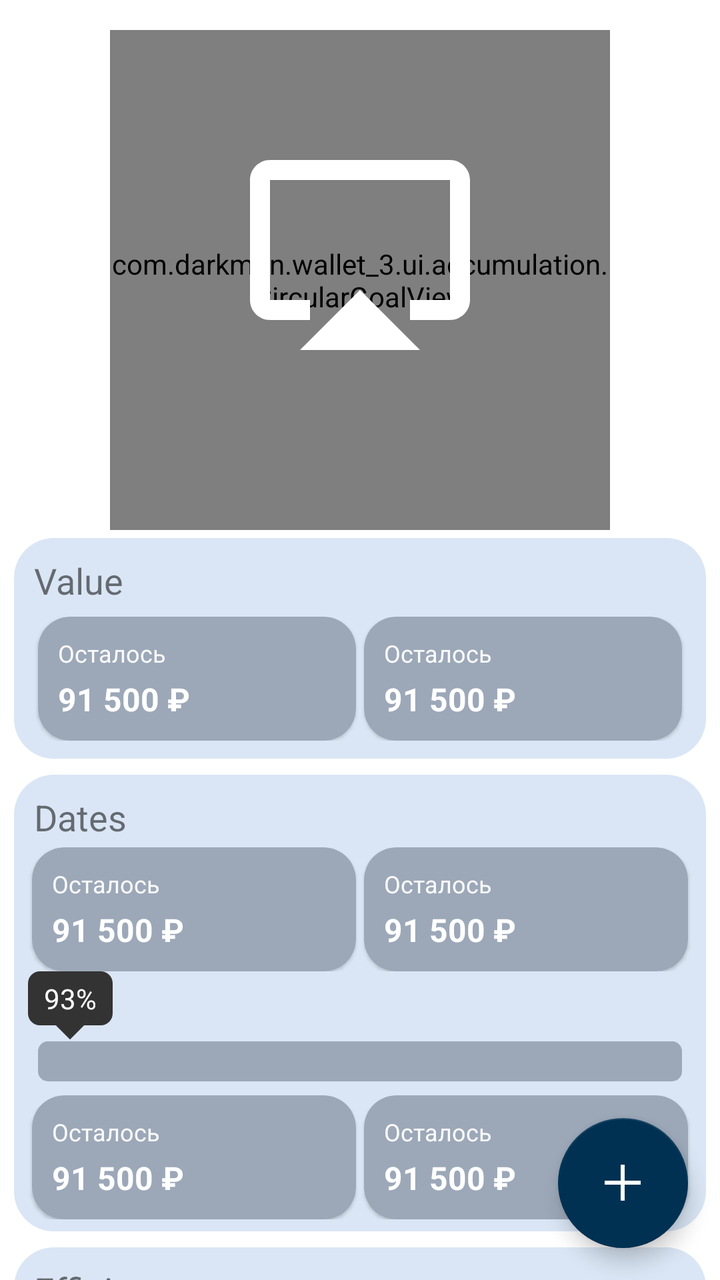
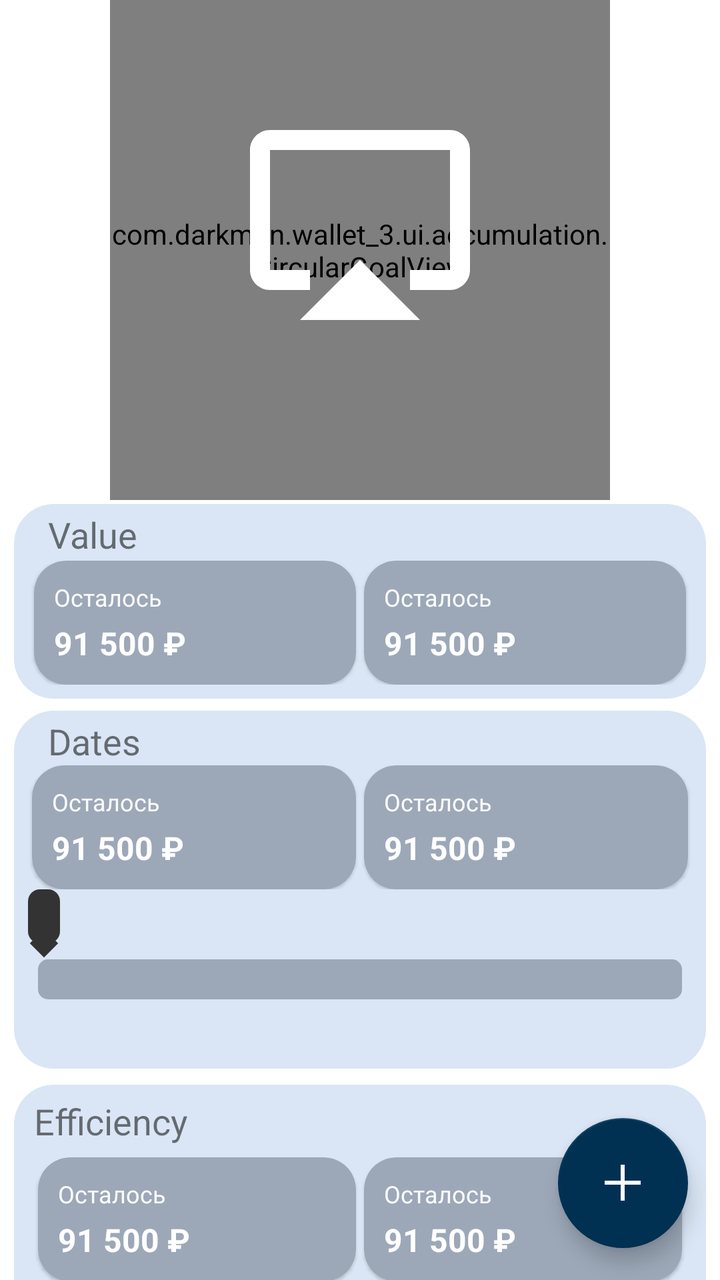

Two renders of the same Android screen: before a commit and after it. Below are the layout's source before the change and the commit's diff.
<!-- AndroidManifest.xml: activity theme Theme.blue -->
<!-- res/layout/fragment_goal.xml -->
<?xml version="1.0" encoding="utf-8"?>
<androidx.constraintlayout.widget.ConstraintLayout xmlns:android="http://schemas.android.com/apk/res/android"
    xmlns:app="http://schemas.android.com/apk/res-auto"
    xmlns:tools="http://schemas.android.com/tools"
    android:id="@+id/main"
    android:layout_width="match_parent"
    android:layout_height="match_parent"
    android:fitsSystemWindows="true"
    android:background="?android:attr/colorBackground"
    tools:context=".ui.accumulation.GoalFragment">

    <androidx.core.widget.NestedScrollView
        android:layout_width="match_parent"
        android:layout_height="0dp"
        android:fillViewport="true"
        app:layout_constraintTop_toBottomOf="@id/toolbar"
        app:layout_constraintBottom_toBottomOf="parent"
        app:layout_constraintStart_toStartOf="parent"
        app:layout_constraintEnd_toEndOf="parent">

        <LinearLayout
            android:layout_width="match_parent"
            android:layout_height="wrap_content"
            android:orientation="vertical"
            android:paddingBottom="100dp">
            <FrameLayout
            android:layout_width="250dp"
            android:layout_height="250dp"
            android:layout_gravity="center"
            android:layout_marginTop="15dp">

            <com.darkman.wallet_3.ui.accumulation.CircularGoalView
                android:id="@+id/circularGoalProgress"
                android:layout_width="match_parent"
                android:layout_height="match_parent" />

            <ImageView
                android:id="@+id/goalDetailIcon"
                android:layout_width="match_parent"
                android:layout_height="match_parent"
                android:layout_margin="25dp"
                android:paddingHorizontal="40dp"
                android:paddingTop="10dp"
                android:paddingBottom="40dp"
                android:src="@drawable/ic_laptop"
                android:importantForAccessibility="no" />
        </FrameLayout>
            <LinearLayout
                android:layout_width="match_parent"
                android:layout_height="wrap_content"
                android:layout_marginHorizontal="7dp"
                android:layout_marginVertical="4dp"
                android:background="@drawable/container_style"
                android:orientation="vertical">
                <TextView
                    android:layout_width="wrap_content"
                    android:layout_height="wrap_content"
                    android:textSize="18sp"
                    android:text="@string/value"
                    android:layout_margin="3dp"/>
                <LinearLayout
                    android:layout_width="match_parent"
                    android:layout_height="wrap_content"
                    android:orientation="horizontal"

                    android:layout_margin="3dp">
                    <include android:id="@+id/statScore" android:layout_marginHorizontal="2dp" android:layout_height="match_parent" android:layout_width="0dp" layout="@layout/item_stat_card"
                        android:layout_weight="1" />
                    <include android:id="@+id/statRemains" android:layout_marginHorizontal="2dp" android:layout_height="match_parent" android:layout_width="0dp" layout="@layout/item_stat_card"
                        android:layout_weight="1" />
                </LinearLayout>
            </LinearLayout>
            <LinearLayout
                android:layout_width="match_parent"
                android:layout_height="wrap_content"
                android:layout_marginHorizontal="7dp"
                android:layout_marginVertical="4dp"
                android:background="@drawable/container_style"
                android:orientation="vertical">
                <TextView
                    android:layout_width="wrap_content"
                    android:layout_height="wrap_content"
                    android:textSize="18sp"
                    android:text="@string/dates"
                    android:layout_margin="3dp"/>
                <LinearLayout
                    android:layout_width="match_parent"
                    android:layout_height="wrap_content"
                    android:orientation="horizontal">
                    <include android:id="@+id/statLeftDays" android:layout_marginHorizontal="2dp" android:layout_height="match_parent" android:layout_width="0dp" layout="@layout/item_stat_card"
                        android:layout_weight="1" />
                    <include android:id="@+id/statPassedDays" android:layout_marginHorizontal="2dp" android:layout_height="match_parent" android:layout_width="0dp" layout="@layout/item_stat_card"
                        android:layout_weight="1" />
                </LinearLayout>

                <FrameLayout
                    android:layout_width="match_parent"
                    android:layout_height="wrap_content"
                    android:clipChildren="false"
                    android:clipToPadding="false"
                    android:paddingTop="30dp"> <ProgressBar
                    android:id="@+id/determinateBar"
                    style="@android:style/Widget.ProgressBar.Horizontal"
                    android:layout_width="match_parent"
                    android:layout_height="wrap_content"
                    android:layout_marginHorizontal="5dp"
                    android:layout_marginTop="5dp"
                    android:max="100"
                    android:progressDrawable="@drawable/horizontal_progressbar" />

                    <TextView
                        android:id="@+id/tvProgressLabel"
                        android:layout_width="wrap_content"
                        android:layout_height="wrap_content"
                        android:background="@drawable/bg_tooltip"
                        android:paddingHorizontal="8dp"
                        android:paddingTop="4dp"
                        android:paddingBottom="9dp"
                        android:text="93%"
                        android:textColor="#FFFFFF"
                        android:textSize="14sp"
                        android:translationY="-30dp" />
                </FrameLayout>
                <LinearLayout
                    android:layout_width="match_parent"
                    android:layout_height="wrap_content"
                    android:orientation="horizontal">

                    <include android:id="@+id/statStart" android:layout_marginHorizontal="2dp" android:layout_height="match_parent" android:layout_width="0dp" layout="@layout/item_stat_card"
                        android:layout_weight="1" />
                    <include android:id="@+id/statEnd" android:layout_marginHorizontal="2dp" android:layout_height="match_parent" android:layout_width="0dp" layout="@layout/item_stat_card"
                        android:layout_weight="1" />

                </LinearLayout>
            </LinearLayout>
            <LinearLayout
                android:layout_width="match_parent"
                android:layout_height="wrap_content"
                android:layout_marginHorizontal="7dp"
                android:layout_marginVertical="4dp"
                android:background="@drawable/container_style"
                android:orientation="vertical">
                <TextView
                    android:layout_width="wrap_content"
                    android:layout_height="wrap_content"
                    android:textSize="18sp"
                    android:text="@string/efficiency"
                    android:layout_margin="3dp"/>
                <LinearLayout
                    android:layout_width="match_parent"
                    android:layout_height="wrap_content"
                    android:orientation="horizontal"
                    android:layout_margin="3dp">
                    <include android:id="@+id/statDaily" android:layout_marginHorizontal="2dp" android:layout_height="match_parent" android:layout_width="0dp" layout="@layout/item_stat_card"
                        android:layout_weight="1" />
                    <include android:id="@+id/statPercent" android:layout_marginHorizontal="2dp" android:layout_height="match_parent" android:layout_width="0dp" layout="@layout/item_stat_card"
                        android:layout_weight="1" />
                </LinearLayout>
                <include android:id="@+id/statState"
                    android:layout_marginHorizontal="2dp"
                    android:layout_height="match_parent"
                    android:layout_width="match_parent"
                    layout="@layout/item_stat_card" />
            </LinearLayout>
            <LinearLayout
                android:layout_width="match_parent"
                android:layout_height="wrap_content"
                android:orientation="vertical"
                android:layout_marginHorizontal="10dp"
                android:layout_marginVertical="7dp"
                android:animateLayoutChanges="true"
                android:background="@drawable/container_style"
                android:padding="8dp">
                <LinearLayout
                    android:layout_width="match_parent"
                    android:layout_height="wrap_content"
                    android:orientation="horizontal">
                    <TextView
                        android:layout_width="wrap_content"
                        android:layout_height="wrap_content"
                        android:text="History"
                        android:textStyle="bold"
                        android:layout_marginStart="8dp"/>
                    <Button
                        android:id="@+id/btn_show_more"
                        style="@style/Widget.MaterialComponents.Button.TextButton"
                        android:layout_width="match_parent"
                        android:layout_height="wrap_content"
                        android:text="Show more"
                        android:textAllCaps="false"
                        android:textColor="?attr/colorPrimary" />
                </LinearLayout>




                <androidx.recyclerview.widget.RecyclerView
                    android:id="@+id/history_list"
                    android:layout_width="match_parent"
                    android:layout_height="wrap_content"
                    android:nestedScrollingEnabled="false" />



            </LinearLayout>

        </LinearLayout>
    </androidx.core.widget.NestedScrollView>

    <com.google.android.material.floatingactionbutton.FloatingActionButton
        android:id="@+id/fab"
        android:layout_width="wrap_content"
        android:layout_height="wrap_content"
        android:layout_marginEnd="16dp"
        android:layout_marginBottom="16dp"
        android:src="@drawable/ic_add"
        app:backgroundTint="?colorPrimary"
        app:tint="@color/white"
        app:fabCustomSize="65dp"
        app:layout_constraintBottom_toBottomOf="parent"
        app:layout_constraintEnd_toEndOf="parent"
        android:contentDescription="Add transaction" />

</androidx.constraintlayout.widget.ConstraintLayout>
<!-- res/layout/item_stat_card.xml (included above) -->
<?xml version="1.0" encoding="utf-8"?>
<com.google.android.material.card.MaterialCardView xmlns:android="http://schemas.android.com/apk/res/android"
    xmlns:app="http://schemas.android.com/apk/res-auto"
    android:layout_width="match_parent"
    android:layout_height="wrap_content"
    android:layout_margin="4dp"
    app:cardCornerRadius="16dp"
    app:cardBackgroundColor="?attr/progressBarBackgroundColor">
    <LinearLayout
        android:layout_width="match_parent"
        android:layout_height="wrap_content"
        android:orientation="vertical"
        android:padding="10dp">
        <TextView
            android:id="@+id/label"
            android:layout_width="wrap_content"
            android:layout_height="wrap_content"
            android:text="Осталось"
            android:textColor="#FAFAFA"
            android:textSize="12sp" />
        <TextView
            android:id="@+id/value"
            android:layout_width="wrap_content"
            android:layout_height="wrap_content"
            android:text="91 500 ₽"
            android:textColor="@color/white"
            android:textSize="16sp"
            android:textStyle="bold"
            android:layout_marginTop="4dp" />
    </LinearLayout>
</com.google.android.material.card.MaterialCardView>
<!-- resources referenced by this layout -->
<resources>
  <color name="white">#FFFFFFFF</color>
  <!-- drawable bg_tooltip (drawable) -->
  <layer-list xmlns:android="http://schemas.android.com/apk/res/android">
      <item
          android:width="10dp"
          android:height="10dp"
          android:gravity="bottom|center_horizontal">
          <rotate
              android:fromDegrees="45"
              android:toDegrees="45"
              android:pivotX="50%"
              android:pivotY="50%">
              <shape android:shape="rectangle">
                  <solid android:color="#333333" />
              </shape>
          </rotate>
      </item>
  
      <item android:bottom="5dp"> <shape android:shape="rectangle">
          <solid android:color="#333333" />
          <corners android:radius="6dp" />
      </shape>
      </item>
  </layer-list>
  <!-- drawable container_style (drawable) -->
  <?xml version="1.0" encoding="utf-8"?>
  <shape xmlns:android="http://schemas.android.com/apk/res/android">
      <solid android:color="?attr/containerBackgroundColor" />
      <corners android:radius="20dp" />
      <padding
          android:left="7dp"
          android:top="6dp"
          android:right="7dp"
          android:bottom="6dp" />
  </shape>
  <!-- drawable horizontal_progressbar (drawable) -->
  <?xml version="1.0" encoding="utf-8"?>
  <layer-list xmlns:android="http://schemas.android.com/apk/res/android">
      <item android:id="@android:id/background">
          <shape android:shape="rectangle">
              <solid android:color="?attr/progressBarBackgroundColor" />
              <corners android:radius="5dp"/>
          </shape>
      </item>
      <item android:id="@android:id/progress">
          <clip>
              <shape android:shape="rectangle">
                  <solid android:color="?colorPrimary"/>
                  <corners android:radius="5dp"/>
              </shape>
          </clip>
      </item>
  </layer-list>
  <!-- drawable ic_add (drawable) -->
  <vector xmlns:android="http://schemas.android.com/apk/res/android" android:height="24dp" android:tint="#000000" android:viewportHeight="960" android:viewportWidth="960" android:width="24dp">
        
      <path android:fillColor="@android:color/white" android:pathData="M440,840L440,520L120,520L120,440L440,440L440,120L520,120L520,440L840,440L840,520L520,520L520,840L440,840Z"/>
      
  </vector>
  <!-- drawable ic_laptop (drawable) -->
  <vector xmlns:android="http://schemas.android.com/apk/res/android" android:height="24dp" android:tint="#FFFFFF" android:viewportHeight="24" android:viewportWidth="24" android:width="24dp">
        
      <path android:fillColor="@android:color/white" android:pathData="M6,22l12,0l-6,-6z"/>
        
      <path android:fillColor="@android:color/white" android:pathData="M21,3H3C1.9,3 1,3.9 1,5v12c0,1.1 0.9,2 2,2h4v-2H3V5h18v12h-4v2h4c1.1,0 2,-0.9 2,-2V5C23,3.9 22.1,3 21,3z"/>
      
  </vector>
  <string name="dates">Dates</string>
  <string name="efficiency">Efficiency</string>
  <string name="value">Value</string>
  <style name="Theme.blue" parent="Theme.MaterialComponents.DayNight.NoActionBar">
          <item name="colorPrimary">@color/blue</item>
          <item name="android:statusBarColor">?attr/colorPrimary</item>
  
          <item name="android:windowBackground">?android:attr/colorBackground</item>
          <item name="android:windowIsTranslucent">false</item>
          <item name="android:windowIsFloating">false</item>
  
          <item name="containerBackgroundColor">@color/blue_light</item>
          <item name="dividerColor">?attr/colorPrimary</item>
          <item name="progressBarBackgroundColor">@color/blue_progress</item>
  
          <item name="android:windowActivityTransitions">true</item>
          <item name="android:windowAllowEnterTransitionOverlap">true</item>
          <item name="android:windowAllowReturnTransitionOverlap">true</item>
  
          <item name="android:windowDrawsSystemBarBackgrounds">true</item>
      </style>
  <color name="blue">#003153</color>
  <color name="blue_light">#dae6f5</color>
  <color name="blue_progress">#9ca8b8</color>
</resources>

<!-- the commit's change to res/layout/fragment_goal.xml (unified diff, before → after) -->
@@ -13,7 +13,6 @@
         android:layout_width="match_parent"
         android:layout_height="0dp"
         android:fillViewport="true"
-        app:layout_constraintTop_toBottomOf="@id/toolbar"
         app:layout_constraintBottom_toBottomOf="parent"
         app:layout_constraintStart_toStartOf="parent"
         app:layout_constraintEnd_toEndOf="parent">
@@ -26,8 +25,7 @@
             <FrameLayout
             android:layout_width="250dp"
             android:layout_height="250dp"
-            android:layout_gravity="center"
-            android:layout_marginTop="15dp">
+            android:layout_gravity="center">
 
             <com.darkman.wallet_3.ui.accumulation.CircularGoalView
                 android:id="@+id/circularGoalProgress"
@@ -49,7 +47,7 @@
                 android:layout_width="match_parent"
                 android:layout_height="wrap_content"
                 android:layout_marginHorizontal="7dp"
-                android:layout_marginVertical="4dp"
+                android:layout_marginVertical="2dp"
                 android:background="@drawable/container_style"
                 android:orientation="vertical">
                 <TextView
@@ -57,16 +55,24 @@
                     android:layout_height="wrap_content"
                     android:textSize="18sp"
                     android:text="@string/value"
-                    android:layout_margin="3dp"/>
+                    android:layout_marginLeft="10dp"/>
                 <LinearLayout
                     android:layout_width="match_parent"
                     android:layout_height="wrap_content"
                     android:orientation="horizontal"
 
-                    android:layout_margin="3dp">
-                    <include android:id="@+id/statScore" android:layout_marginHorizontal="2dp" android:layout_height="match_parent" android:layout_width="0dp" layout="@layout/item_stat_card"
-                        android:layout_weight="1" />
-                    <include android:id="@+id/statRemains" android:layout_marginHorizontal="2dp" android:layout_height="match_parent" android:layout_width="0dp" layout="@layout/item_stat_card"
+                    android:layout_margin="1dp">
+                    <include android:id="@+id/statScore"
+                        android:layout_marginHorizontal="2dp"
+                        android:layout_height="match_parent"
+                        android:layout_width="0dp"
+                        layout="@layout/item_stat_card"
+                        android:layout_weight="1" />
+                    <include android:id="@+id/statRemains"
+                        android:layout_marginHorizontal="2dp"
+                        android:layout_height="match_parent"
+                        android:layout_width="0dp"
+                        layout="@layout/item_stat_card"
                         android:layout_weight="1" />
                 </LinearLayout>
             </LinearLayout>
@@ -82,14 +88,22 @@
                     android:layout_height="wrap_content"
                     android:textSize="18sp"
                     android:text="@string/dates"
-                    android:layout_margin="3dp"/>
+                    android:layout_marginStart="10dp"/>
                 <LinearLayout
                     android:layout_width="match_parent"
                     android:layout_height="wrap_content"
                     android:orientation="horizontal">
-                    <include android:id="@+id/statLeftDays" android:layout_marginHorizontal="2dp" android:layout_height="match_parent" android:layout_width="0dp" layout="@layout/item_stat_card"
-                        android:layout_weight="1" />
-                    <include android:id="@+id/statPassedDays" android:layout_marginHorizontal="2dp" android:layout_height="match_parent" android:layout_width="0dp" layout="@layout/item_stat_card"
+                    <include android:id="@+id/statLeftDays"
+                        android:layout_marginHorizontal="2dp"
+                        android:layout_height="match_parent"
+                        android:layout_width="0dp"
+                        layout="@layout/item_stat_card"
+                        android:layout_weight="1" />
+                    <include android:id="@+id/statPassedDays"
+                        android:layout_marginHorizontal="2dp"
+                        android:layout_height="match_parent"
+                        android:layout_width="0dp"
+                        layout="@layout/item_stat_card"
                         android:layout_weight="1" />
                 </LinearLayout>
 
@@ -98,7 +112,8 @@
                     android:layout_height="wrap_content"
                     android:clipChildren="false"
                     android:clipToPadding="false"
-                    android:paddingTop="30dp"> <ProgressBar
+                    android:paddingTop="30dp">
+                    <ProgressBar
                     android:id="@+id/determinateBar"
                     style="@android:style/Widget.ProgressBar.Horizontal"
                     android:layout_width="match_parent"
@@ -116,7 +131,6 @@
                         android:paddingHorizontal="8dp"
                         android:paddingTop="4dp"
                         android:paddingBottom="9dp"
-                        android:text="93%"
                         android:textColor="#FFFFFF"
                         android:textSize="14sp"
                         android:translationY="-30dp" />
@@ -124,12 +138,22 @@
                 <LinearLayout
                     android:layout_width="match_parent"
                     android:layout_height="wrap_content"
+                    android:layout_marginHorizontal="7dp"
                     android:orientation="horizontal">
-
-                    <include android:id="@+id/statStart" android:layout_marginHorizontal="2dp" android:layout_height="match_parent" android:layout_width="0dp" layout="@layout/item_stat_card"
-                        android:layout_weight="1" />
-                    <include android:id="@+id/statEnd" android:layout_marginHorizontal="2dp" android:layout_height="match_parent" android:layout_width="0dp" layout="@layout/item_stat_card"
-                        android:layout_weight="1" />
+                    <TextView
+                        android:id="@+id/statStart"
+                        android:layout_width="0dp"
+                        android:textSize="16sp"
+                        android:layout_weight="1"
+                        android:layout_height="wrap_content"/>
+                    <TextView
+                        android:id="@+id/statEnd"
+                        android:textSize="16sp"
+                        android:layout_gravity="end"
+                        android:layout_weight="1"
+                        android:gravity="end"
+                        android:layout_width="0dp"
+                        android:layout_height="wrap_content"/>
 
                 </LinearLayout>
             </LinearLayout>
<!-- resource entries referenced after the edit -->
@@ -31,7 +31,7 @@
       <corners android:radius="20dp" />
       <padding
           android:left="7dp"
-          android:top="6dp"
+          android:top="3dp"
           android:right="7dp"
           android:bottom="6dp" />
   </shape>
